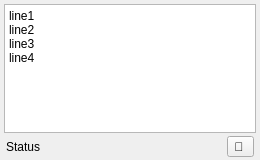
Qt form src/ui/CaptionDock.ui (ratwithacompiler/OBS-captions-plugin) before a commit.
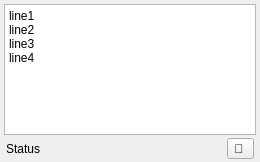
The same form after that commit. Icons and pictures are not drawn.

Commit message: use obs_frontend_add_dock_by_id for Dock

What changed in the file:
```diff
--- a/src/ui/CaptionDock.ui
+++ b/src/ui/CaptionDock.ui
@@ -1,17 +1,17 @@
 <?xml version="1.0" encoding="UTF-8"?>
 <ui version="4.0">
  <class>CaptionDock</class>
- <widget class="QDockWidget" name="CaptionDock">
+ <widget class="QWidget" name="CaptionDock">
   <property name="geometry">
    <rect>
     <x>0</x>
     <y>0</y>
     <width>260</width>
-    <height>160</height>
+    <height>162</height>
    </rect>
   </property>
   <property name="sizePolicy">
-   <sizepolicy hsizetype="Preferred" vsizetype="Preferred">
+   <sizepolicy hsizetype="Preferred" vsizetype="Minimum">
     <horstretch>0</horstretch>
     <verstretch>0</verstretch>
    </sizepolicy>
@@ -31,7 +31,6 @@
   <property name="windowTitle">
    <string>DockWidget</string>
   </property>
-  <widget class="QWidget" name="dockWidgetContents">
    <layout class="QVBoxLayout" name="verticalLayout">
     <property name="spacing">
      <number>3</number>
@@ -138,7 +137,6 @@
      </widget>
     </item>
    </layout>
-  </widget>
  </widget>
  <resources>
   <include location="../resources/obs.qrc"/>
```
Left out of the diff: 6 changed lines with no effect on the pictures. Lines whose indentation alone changed are shown as unchanged. The commit also changes 3 other files.
